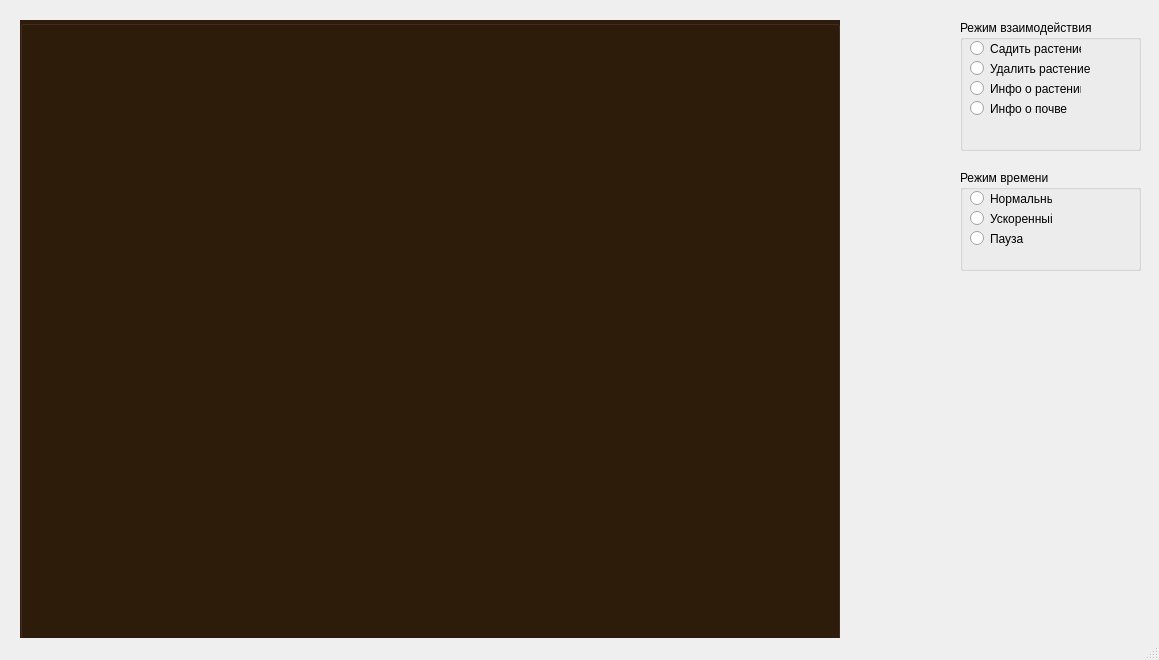
Old version of the form Forest/mainwindow.ui in the repository GulinAlexey/Prakt2021.
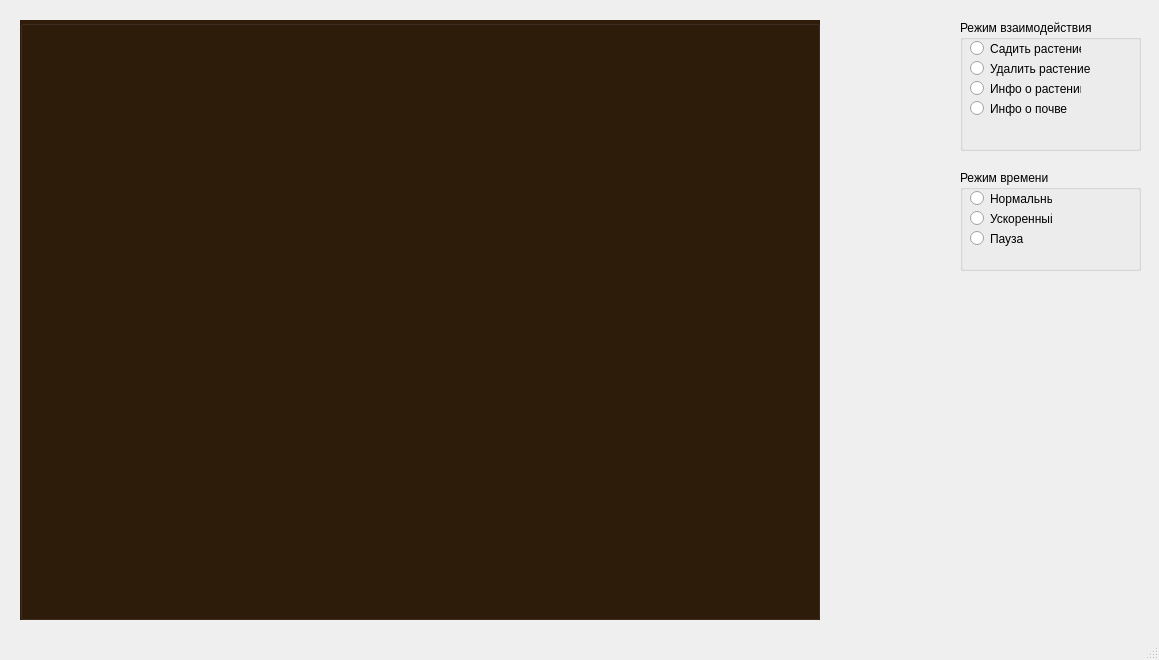
New version of the form. Icons and pictures are not drawn.

The edit to the form file:
```diff
--- a/Forest/mainwindow.ui
+++ b/Forest/mainwindow.ui
@@ -29,8 +29,8 @@
      <rect>
       <x>20</x>
       <y>20</y>
-      <width>820</width>
-      <height>620</height>
+      <width>800</width>
+      <height>600</height>
      </rect>
     </property>
     <property name="mouseTracking">
```
